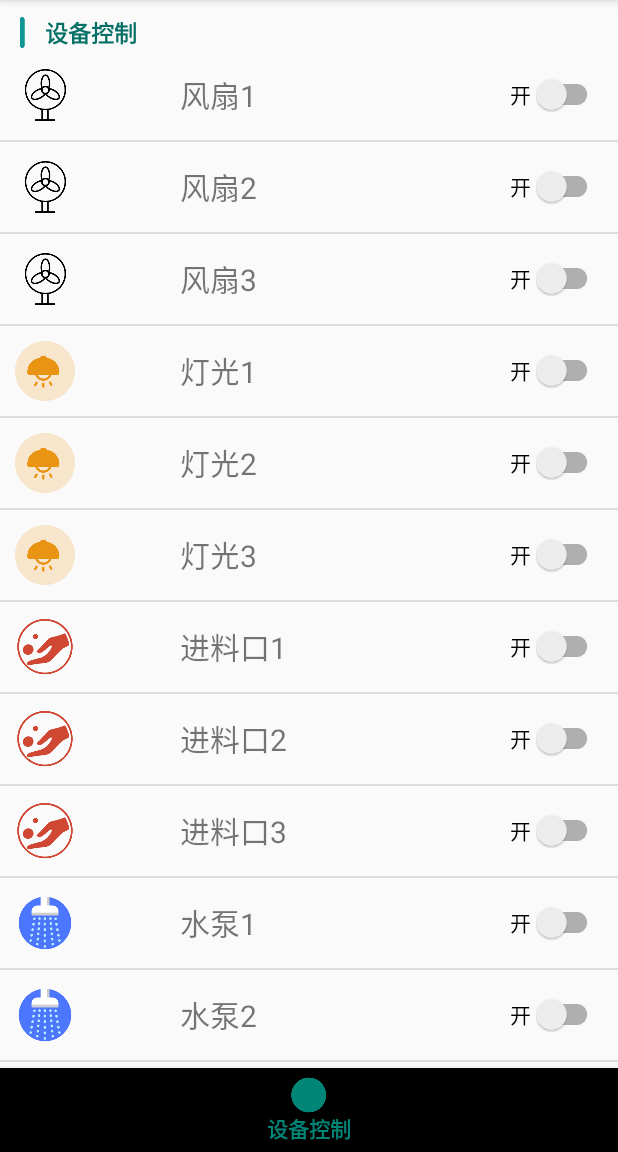
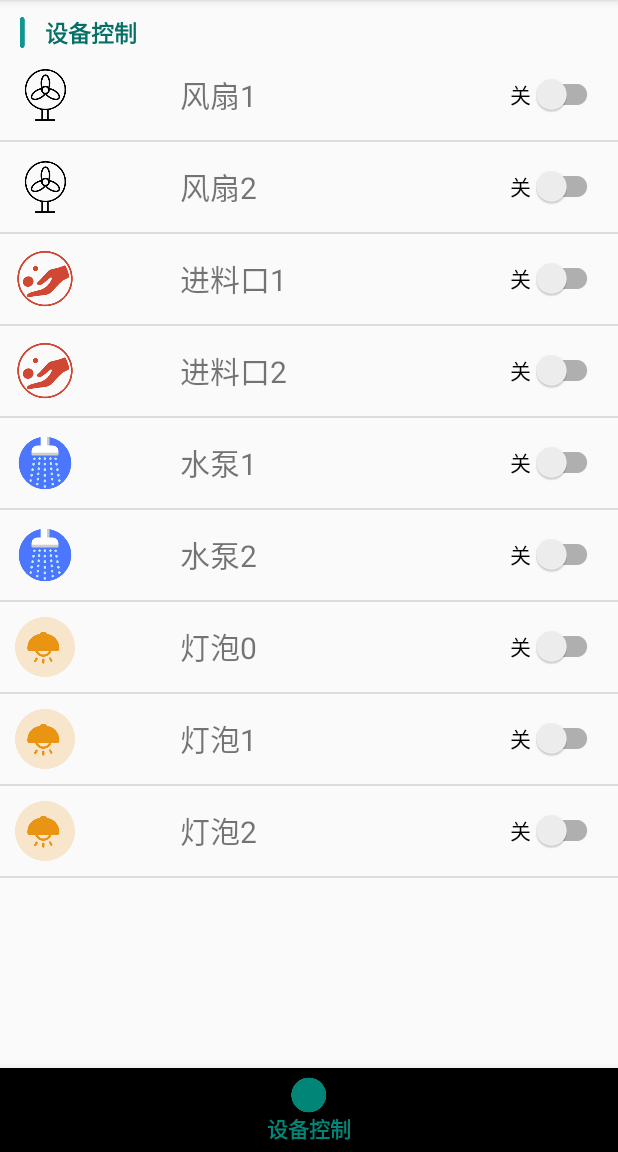
Before and after one commit to LeJac/Smart_Animal_Husbandry, an Android app: the screen it shows after launch (DeviceControlActivity), on a phone screen of 412 x 824 dp, the part 84-1236 px from its top. Run offline under Robolectric (Android 15) with nearby library versions, the phone set to English and light mode, and no system bars.

Commit message:
增加虚拟设备

```diff
--- a/app/src/main/java/com/example/myapplication_1/adapter/ActuatorAdapter.java
+++ b/app/src/main/java/com/example/myapplication_1/adapter/ActuatorAdapter.java
@@ -68,7 +68,7 @@ public class ActuatorAdapter extends BaseAdapter {
         final ActuatorModel device = getItem(position);
         viewHolder.ivIcon.setImageResource(device.getIconID());
         viewHolder.tvName.setText(device.getName());
-        viewHolder.btnDevice.setText(device.getValue()==0?"开":"关");
+        viewHolder.btnDevice.setText(device.getValue()==0?"关":"开");
         viewHolder.btnDevice.setChecked(device.getValue()==1);
         //注册按钮的监听器
         viewHolder.btnDevice.setOnClickListener(new View.OnClickListener() {
--- a/app/src/main/java/com/example/myapplication_1/viewmodel/DeviceControlViewModel.java
+++ b/app/src/main/java/com/example/myapplication_1/viewmodel/DeviceControlViewModel.java
@@ -14,18 +14,12 @@ public class DeviceControlViewModel {
 
     public void init(DeviceControlActivity context){
         actuators = new ArrayList<>();
-        actuators.add(new ActuatorModel(context, R.drawable.fan,"风扇1",0,ThingsBoardHelp.LED0_DEVICE_ID));
-        actuators.add(new ActuatorModel(context, R.drawable.fan,"风扇2",0,ThingsBoardHelp.LED1_DEVICE_ID));
-        actuators.add(new ActuatorModel(context, R.drawable.fan,"风扇3",0,ThingsBoardHelp.LED2_DEVICE_ID));
-        actuators.add(new ActuatorModel(context, R.drawable.light,"灯光1",0,"1"));
-        actuators.add(new ActuatorModel(context, R.drawable.light,"灯光2",0,"1"));
-        actuators.add(new ActuatorModel(context, R.drawable.light,"灯光3",0,"1"));
-        actuators.add(new ActuatorModel(context, R.drawable.feed,"进料口1",0,"1"));
-        actuators.add(new ActuatorModel(context, R.drawable.feed,"进料口2",0,"1"));
-        actuators.add(new ActuatorModel(context, R.drawable.feed,"进料口3",0,"1"));
-        actuators.add(new ActuatorModel(context, R.drawable.water,"水泵1",0,"1"));
-        actuators.add(new ActuatorModel(context, R.drawable.water,"水泵2",0,"1"));
-        actuators.add(new ActuatorModel(context, R.drawable.water,"水泵3",0,"1"));
+        actuators.add(new ActuatorModel(context, R.drawable.fan,ThingsBoardHelp.FAN1_DEVICE_NAME,0,ThingsBoardHelp.FAN1_DEVICE_ID));
+        actuators.add(new ActuatorModel(context, R.drawable.fan,ThingsBoardHelp.FAN2_DEVICE_NAME,0,ThingsBoardHelp.FAN2_DEVICE_ID));
+        actuators.add(new ActuatorModel(context, R.drawable.feed,ThingsBoardHelp.FEEDPORT1_DEVICE_NAME,0,ThingsBoardHelp.FEEDPORT1_DEVICE_ID));
+        actuators.add(new ActuatorModel(context, R.drawable.feed,ThingsBoardHelp.FEEDPORT2_DEVICE_NAME,0,ThingsBoardHelp.FEEDPORT2_DEVICE_ID));
+        actuators.add(new ActuatorModel(context, R.drawable.water,ThingsBoardHelp.WATERPORT1_DEVICE_NAME,0,ThingsBoardHelp.WATERPORT1_DEVICE_ID));
+        actuators.add(new ActuatorModel(context, R.drawable.water,ThingsBoardHelp.WATERPORT2_DEVICE_NAME,0,ThingsBoardHelp.WATERPORT2_DEVICE_ID));
         actuators.add(new ActuatorModel(context, R.drawable.light, ThingsBoardHelp.LED0_DEVICE_NAME, 0, ThingsBoardHelp.LED0_DEVICE_ID));
         actuators.add(new ActuatorModel(context, R.drawable.light, ThingsBoardHelp.LED1_DEVICE_NAME, 0, ThingsBoardHelp.LED1_DEVICE_ID));
         actuators.add(new ActuatorModel(context, R.drawable.light, ThingsBoardHelp.LED2_DEVICE_NAME, 0, ThingsBoardHelp.LED2_DEVICE_ID));
```
Also changed, not shown: app/src/main/java/com/example/myapplication_1/api/ThingsBoardHelp.java (+13 -0 lines).
